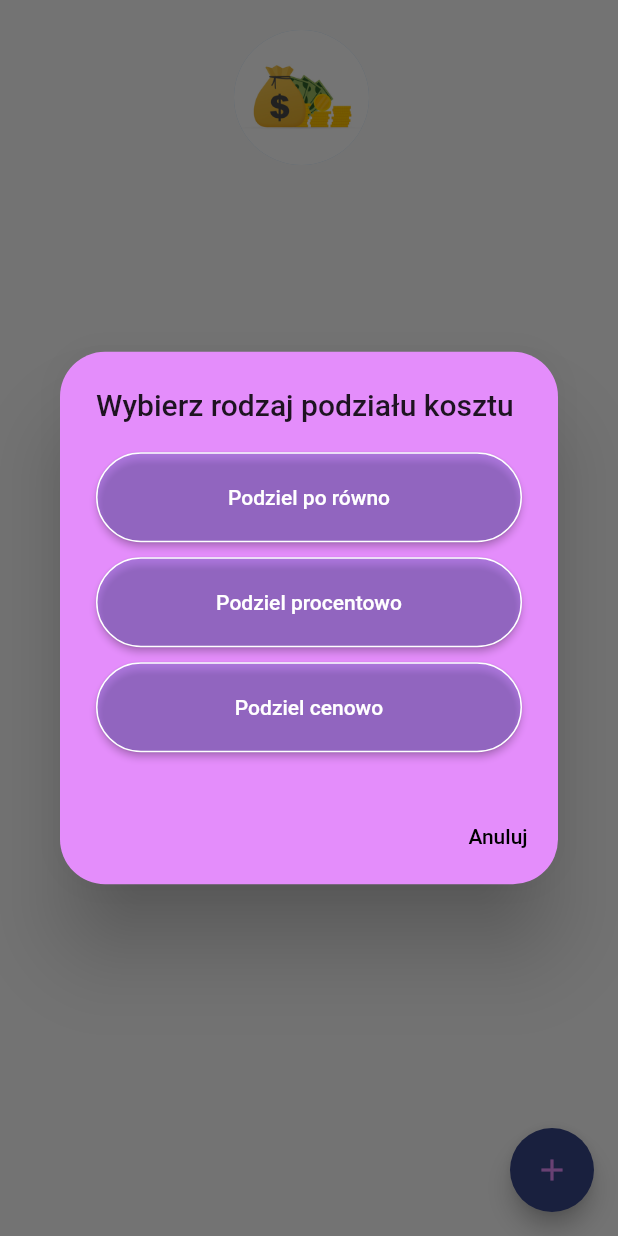
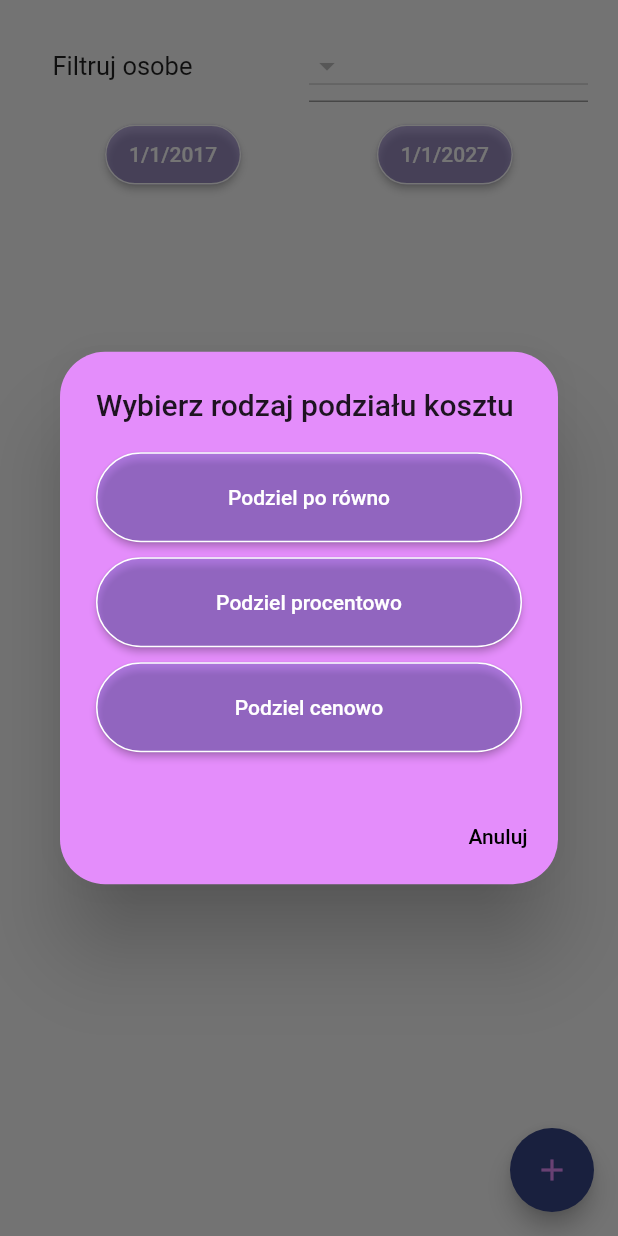
Before and after one commit to marcin62/SplitCost, a Flutter app: the Expenses screen opened directly, after a tap on the "add" icon, on a phone screen of 412 x 824 dp. Run offline on Flutter 3.47's test engine with Material 2 defaults, Android fonts, the phone set to English and light mode, and no system bars; our stand-ins replace cloud_firestore, file_picker, firebase_auth, firebase_core, firebase_storage, flutter_settings_screens and 2 more; accounts and stored records are empty; network calls fail.

Commit message:
Filter expenses working

```diff
--- /dev/null
+++ b/lib/models/myExpenses.dart
@@ -0,0 +1,34 @@
+import 'package:cloud_firestore/cloud_firestore.dart';
+
+class MyExpenses {
+   Timestamp date;
+   String description;
+   String expenseid;
+   String ownerid;
+   String price;
+
+  MyExpenses({this.date,this.expenseid,this.description,this.ownerid,this.price});
+
+   Map<String,dynamic> toMap(){
+    return {
+      'date' : date,
+      'description' : description,
+      'expenseid' : expenseid,
+      'ownerid' : ownerid,
+      'price' : price,
+    };
+  }
+  MyExpenses.fromSnapchot(DocumentSnapshot snapshot)
+      : date = snapshot['date'],
+        description = snapshot['description'],
+        expenseid = snapshot['expenseid'],
+        ownerid = snapshot['ownerid'],
+        price = snapshot['price'];
+
+  MyExpenses.fromFirestore(Map<String, dynamic> firestore)
+      : date = firestore['date'],
+        description = firestore['description'],
+        expenseid = firestore['expenseid'],
+        ownerid = firestore['ownerid'],
+        price = firestore['price'];
+}
--- a/lib/screens/groups/expenses/expenses.dart
+++ b/lib/screens/groups/expenses/expenses.dart
@@ -1,6 +1,8 @@
 import 'package:cloud_firestore/cloud_firestore.dart';
+import 'package:flutter/cupertino.dart';
 import 'package:flutter/material.dart';
 import 'package:provider/provider.dart';
+import 'package:splitcost/models/myExpenses.dart';
 import 'package:splitcost/models/myGroup.dart';
 import 'package:splitcost/models/myUser.dart';
 import 'package:splitcost/screens/groups/expenses/splitEquelly.dart';
@@ -18,76 +20,31 @@ class Expenses extends StatefulWidget {
 }
 
 class _ExpensesState extends State<Expenses> {
+  String userr = "Wszystko";
+  DateTimeRange dataRange;
+  DateTimeRange dataRangeifnotcheck = DateTimeRange(
+      start: DateTime(DateTime.now().year-5), end: DateTime(DateTime.now().year + 5));
+  //String userr = "ybWLUmHKkuauHBbNrORAmchOGFM2";
   @override
   Widget build(BuildContext context) {
-    final user = Provider.of<MyUser>(context);
     final group = Provider.of<MyGroup>(context);
      return Scaffold(
       body: Container(
         padding: EdgeInsets.all(10),
-        margin: EdgeInsets.symmetric(vertical: 10 , horizontal: 20),
+        margin: EdgeInsets.symmetric(vertical: 10 , horizontal: 10),
         child: Column(
       children: [
-        _buildImage(group),
+        // _buildImage(group),
+        // SizedBox(height: 15,),
+        _dropDownCategory(group),
         SizedBox(height: 15,),
-        Expanded( child:
-        StreamBuilder<QuerySnapshot>(
-              stream: DatabaseService().groupsCollection.doc(group.groupid).collection('expenses').snapshots(),
-              builder: (BuildContext context, AsyncSnapshot snapshot){
-                 if(snapshot.connectionState == ConnectionState.waiting)
-                  {
-                    return Center(
-                      child: CircularProgressIndicator(),
-                    );
-                  }
-                  else if(!snapshot.hasData){
-                    return ListView(
-                      children: [
-                        Center(
-                      child: Column(
-                        mainAxisAlignment: MainAxisAlignment.center,
-                        children: [
-                          SizedBox(height: 50,),
-                          Text("W tej grupie nie ma wydatków, możesz dodać wydatek klikając przycisk u dołu ekranu",style: TextStyle(fontSize: 20,),textAlign: TextAlign.center,),
-                          SizedBox(height: 30,),
-                          buildImageNoData(),
-                        ],
-                      ),
-                    )
-                      ],
-                    );
-                  }
-                  else {
-                return ListView(
-                  children: snapshot.data.docs.map<Widget>((document){
-                    return Container(
-                      padding: EdgeInsets.all(10),
-                      margin: EdgeInsets.symmetric(vertical: 3 , horizontal: 10),
-                      decoration: BoxDecoration(
-                        color: Theme.of(context).hoverColor.withOpacity(0.50),
-                        border: Border.all(width: 2,color: MyColors.color4.withOpacity(0.60),),
-                        borderRadius: BorderRadius.all(Radius.circular(22)),
-                      ),
-                      child: Row(
-                        mainAxisAlignment: MainAxisAlignment.start,
-                        children: [
-                          Text(document['description'],style: TextStyle(fontSize: 20),),
-                          Spacer(),
-                          Text(document['price'] + " PLN",style: TextStyle(fontSize: 20),),
-                          SizedBox(width: 10,),
-                          if(document['ownerid']==user.uid)
-                          _buildRemoveExpenseButton(document['expenseid'],group.groupid)
-                          else
-                          _buildInfoButton(),
-                        ],
-                      ),
-                    );
-                  }).toList(),
-                );
-                  }
-              },
-            ),
-        ),
+        Center(child:picdate()),
+        SizedBox(height: 5,),
+        StreamProvider<List<MyExpenses>>.value(
+          value: DatabaseService().getexpensesgroup(userr,group.groupid, dataRange==null ? dataRangeifnotcheck : dataRange),
+          initialData: [],
+          child:Expanded(child: ExpenseList(),),
+          )
       ],
       ),
       ),
@@ -101,29 +58,113 @@ class _ExpensesState extends State<Expenses> {
       ),
     );
   }
+  //DATA TIME
 
-   Widget buildImageNoData()=>Container(
-    width: 300,
-    height: 300,
-    child: CircleAvatar(
-      radius: 0,
-      backgroundImage: AssetImage('assets/images/nodata.png'),
+  String getFrom() {
+    if (dataRange == null) {
+      return '${dataRangeifnotcheck.start.day}/${dataRangeifnotcheck.start.month}/${dataRangeifnotcheck.start.year}';
+    } else {
+      return '${dataRange.start.day}/${dataRange.start.month}/${dataRange.start.year}';
+    }
+  }
+
+  String getUntil() {
+    if (dataRange == null) {
+      return '${dataRangeifnotcheck.end.day}/${dataRangeifnotcheck.end.month}/${dataRangeifnotcheck.end.year}';
+    } else {
+      return '${dataRange.end.day}/${dataRange.end.month}/${dataRange.end.year}';
+    }
+  }
+
+  Future pickDateRange(BuildContext context) async {
+    final initialDateRange = DateTimeRange(
+        start: DateTime.now(),
+        end: DateTime.now().add(Duration(hours: 24 * 3)));
+    final newDateRange = await showDateRangePicker(
+        context: context,
+        firstDate: DateTime(DateTime.now().year - 5),
+        lastDate: DateTime(DateTime.now().year + 5),
+        initialDateRange: dataRange ?? initialDateRange);
+    if (newDateRange == null) return;
+    setState(() {
+      dataRange = newDateRange;
+    });
+  }
+
+  Widget picdate() => Container(
+    width: MediaQuery.of(context).size.width/4*5,
+    height: 40,
+    alignment: Alignment.center,
+    child: Row(
+      children: [
+        SizedBox(width: 50,),
+        ElevatedButton(style: MyDecoration.remindbuttonStyle,onPressed: () => pickDateRange(context), child: Text(getFrom())),
+        Spacer(),
+        ElevatedButton(style: MyDecoration.remindbuttonStyle,onPressed:  () => pickDateRange(context), child: Text(getUntil())),
+        SizedBox(width: 50,),
+      ],
     ),
   );
-
- Widget _buildRemoveExpenseButton(String expenseid,String groupid) => ElevatedButton(
-    style: MyDecoration.remindbuttonStyle,
-    child: Icon(Icons.remove,color: Colors.redAccent,),
-    onPressed:() async {DatabaseService().deleteExpense(groupid, expenseid);}
-  );
-
-  Widget _buildInfoButton() => ElevatedButton(
-    style: MyDecoration.remindbuttonStyle,
-    child: Icon(Icons.face,color: Colors.greenAccent,),
-    onPressed: () => {
-
-    },
-  );
+ // DATA TIME END
+   Widget _dropDownCategory(MyGroup group){
+        return StreamBuilder<QuerySnapshot>(
+        stream:  DatabaseService().userCollection.where('userId',whereIn: group.members).orderBy('userName').snapshots(),
+        builder: (context, snapshot){
+          if (!snapshot.hasData) return const Center(
+            child: const CupertinoActivityIndicator(),
+          );
+          return new Container(
+            child: Column(
+              children: [
+                new Row(
+                  children: <Widget>[
+                    new Expanded(
+                        child: new Container(
+                          margin: EdgeInsets.fromLTRB(10, 0, 0, 0),
+                          padding: EdgeInsets.all(5),
+                          child: new Text("Filtruj osobe",style: TextStyle(fontSize: 17),),
+                        )
+                    ),
+                    new Expanded(
+                      child:new InputDecorator(
+                        decoration: const InputDecoration(
+                          hintText: 'Wybierz osobe',
+                          hintStyle: TextStyle(
+                            fontSize: 15.0,
+                            fontFamily: "OpenSans",
+                            fontWeight: FontWeight.normal,
+                          ),
+                        ),
+                        isEmpty: userr == null,
+                        child: new DropdownButton(
+                          value: userr == "Wszystko" ? null: userr,
+                          isDense: true,
+                          onChanged: (String newValue) {
+                            setState(() {
+                              userr = newValue;
+                            });
+                          },
+                          items: snapshot.data.docs.map((DocumentSnapshot document) {
+                            return new DropdownMenuItem<String>(
+                                value: document['userId'],
+                                child: new Container(
+                                  height: 30.0,
+                                  padding: EdgeInsets.all(5),
+                                  child: Container(width:70,height: 70,child:new Text(document['userName'])),
+                                )
+                            );
+                          }).toList(),
+                        ),
+                      ),
+                    ),
+                  ],
+                ),
+              ],
+            ),
+          );
+        }
+      );
+    }
 
   void _showDialog(MyGroup group){
     showDialog(
@@ -229,3 +270,72 @@ class _ExpensesState extends State<Expenses> {
 
 
 }
+
+class ExpenseList extends StatefulWidget{
+  @override
+  _ExpenseListState createState() => _ExpenseListState();
+}
+
+class _ExpenseListState extends State<ExpenseList>{
+  @override
+  Widget build(BuildContext context){
+
+    final expense = Provider.of<List<MyExpenses>>(context);
+
+    return ListView.builder(
+      itemCount: expense.length ?? 0,
+      itemBuilder: (context,index){
+        return ExpenseTile(expense: expense[index]);
+      },
+    );
+
+  }
+}
+
+class ExpenseTile extends StatelessWidget {
+  final MyExpenses expense;
+  ExpenseTile({this.expense});
+
+  @override
+  Widget build(BuildContext context){
+    final user = Provider.of<MyUser>(context);
+    final group = Provider.of<MyGroup>(context);
+    return Container(
+      padding: EdgeInsets.all(10),
+      margin: EdgeInsets.symmetric(vertical: 3 , horizontal: 10),
+      decoration: BoxDecoration(
+        color: Theme.of(context).hoverColor.withOpacity(0.50),
+        border: Border.all(width: 2,color: MyColors.color4.withOpacity(0.60),),
+        borderRadius: BorderRadius.all(Radius.circular(22)),
+      ),
+      child: Row(
+        mainAxisAlignment: MainAxisAlignment.start,
+        children: [
+          Text(expense.description,style: TextStyle(fontSize: 20),),
+          Spacer(),
+          Text(expense.price + " PLN",style: TextStyle(fontSize: 20),),
+          SizedBox(width: 10,),
+          if(expense.ownerid==user.uid)
+            _buildRemoveExpenseButton(expense.expenseid,group.groupid)
+          else
+            _buildInfoButton(),
+        ],
+      ),
+    );
+  }
+
+   Widget _buildRemoveExpenseButton(String expenseid,String groupid) => ElevatedButton(
+    style: MyDecoration.remindbuttonStyle,
+    child: Icon(Icons.remove,color: Colors.redAccent,),
+    onPressed:() async {DatabaseService().deleteExpense(groupid, expenseid);}
+  );
+
+  Widget _buildInfoButton() => ElevatedButton(
+    style: MyDecoration.remindbuttonStyle,
+    child: Icon(Icons.face,color: Colors.greenAccent,),
+    onPressed: () => {
+
+    },
+  );
+
+}
--- a/lib/screens/notifications/notifications.dart
+++ b/lib/screens/notifications/notifications.dart
@@ -64,7 +64,7 @@ class _NotificationsState extends State<Notifications> {
                     ),
                     isEmpty: group == null,
                     child: new DropdownButton(
-                     // value: group,
+                      value: group == "Wszystko" ? null:group,
                       isDense: true,
                       onChanged: (String newValue) {
                         setState(() {
--- a/lib/services/database.dart
+++ b/lib/services/database.dart
@@ -1,5 +1,7 @@
 import 'package:cloud_firestore/cloud_firestore.dart';
 import 'package:firebase_auth/firebase_auth.dart';
+import 'package:flutter/material.dart';
+import 'package:splitcost/models/myExpenses.dart';
 import 'package:splitcost/models/myGroup.dart';
 import 'package:splitcost/models/myMessage.dart';
 import 'package:splitcost/models/myUser.dart';
@@ -45,11 +47,13 @@ class DatabaseService {
   }
 
   Future addExpenses(String groupid,String price, String ownerid, String expenseid, String description ) async {
+    Timestamp date = Timestamp.fromDate(DateTime.now());
     return await groupsCollection.doc(groupid).collection('expenses').doc(expenseid).set({
       'expenseid' : expenseid,
       'ownerid' : ownerid,
       'price' : price,
       'description' : description,
+      'date' : date,
     });
   }
 
@@ -260,7 +264,21 @@ Future deleteExpense(String groupid,String expenseid) async
    Stream<List<MyMessage>> getMessages(){
     return userCollection.doc(uid).collection('messages').orderBy('date',descending: true).snapshots().map((snapshot) => snapshot.docs.map((document) => MyMessage.fromFirestore(document.data())).toList());
   }
+
   Stream<MyGroup> getGroup(String group){
     return groupsCollection.doc(group).snapshots().map((document) =>MyGroup.fromFirestore(document.data()));
   }
+
+    Stream<List<MyExpenses>> getexpensesgroup(String user,String groupid,DateTimeRange daterange){
+    DateTime start = daterange.start;
+    DateTime end = daterange.end;
+    Query mylist = groupsCollection.doc(groupid).collection('expenses').where('date',isGreaterThanOrEqualTo: Timestamp.fromDate(start)).where('date',isLessThanOrEqualTo: Timestamp.fromDate(end));
+    if(user != "Wszystko")
+      mylist=mylist.where('ownerid',isEqualTo: user);
+    return mylist.orderBy('date',descending: true).snapshots().map((snapshot) => snapshot.docs.map((document) => MyExpenses.fromFirestore(document.data())).toList());
+  }
+
+   Stream<List<MyExpenses>> getexpenses(String groupid){
+    return groupsCollection.doc(groupid).collection('expenses').snapshots().map((snapshot) => snapshot.docs.map((document) => MyExpenses.fromFirestore(document.data())).toList());
+  }
 }
```
